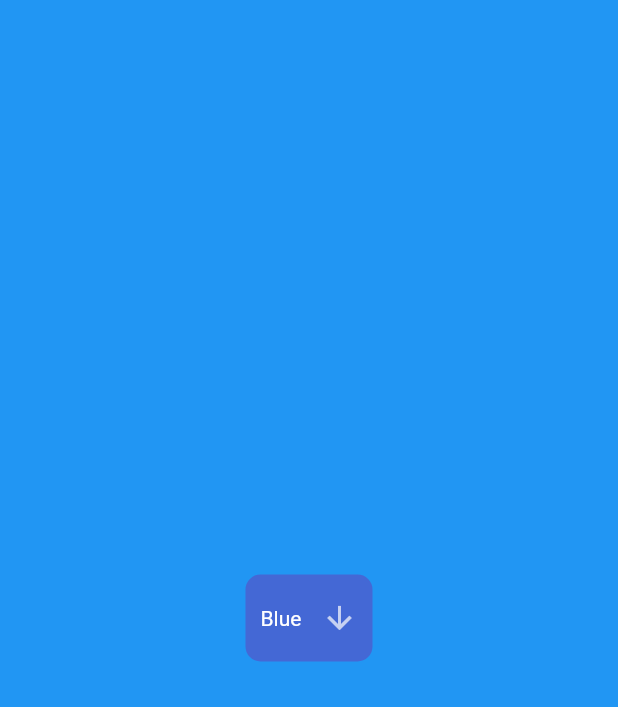
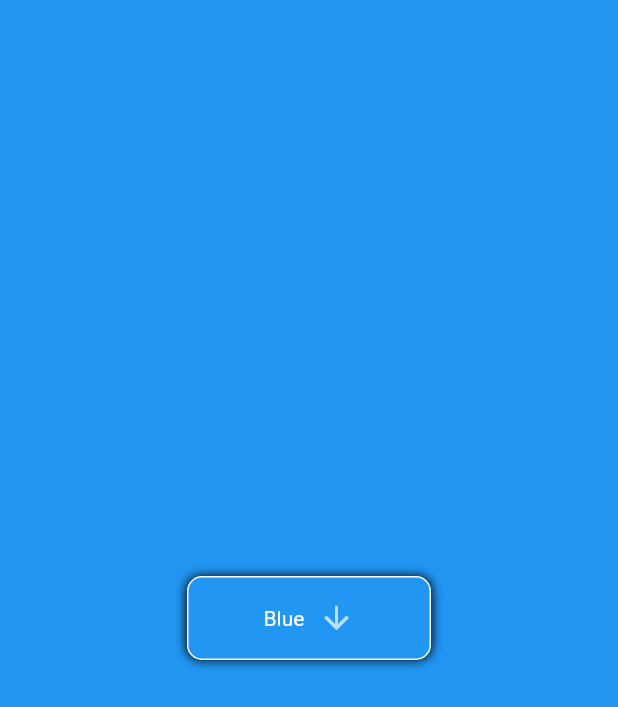
Before and after one commit to NicoValentine7/interval_timer, a Flutter app: the SettingsPage screen opened directly, on a phone screen of 412 x 824 dp. Shown: the top 707 px of the screen. Run offline on Flutter 3.47's test engine with Material 3 defaults, Android fonts, the phone set to English and light mode, and no system bars; our stand-ins replace flutter_riverpod, shared_preferences; missing offline and left inert: neon_circular_timer; accounts and stored records are empty.

Commit message:
背景が変わるようになった

```diff
--- a/lib/settings_page.dart
+++ b/lib/settings_page.dart
@@ -26,15 +26,24 @@ class ColorDropdown extends ConsumerWidget {
   @override
   Widget build(BuildContext context, WidgetRef ref) {
     final selectedColor = ref.watch(selectedColorProvider);
-    final Color dropdownColor = selectedColor;
+    final dropdownColor = selectedColor;
 
     return Center(
       child: Container(
         decoration: BoxDecoration(
-          color: Colors.deepPurple.withOpacity(0.5),
+          color: selectedColor,
           borderRadius: BorderRadius.circular(10),
+          border: Border.all(
+            color: Colors.white,
+          ),
+          boxShadow: const [
+            BoxShadow(
+              color: Colors.black,
+              blurRadius: 5,
+            ),
+          ],
         ),
-        padding: const EdgeInsets.symmetric(horizontal: 10, vertical: 5),
+        padding: const EdgeInsets.symmetric(horizontal: 50, vertical: 3),
         child: DropdownButtonHideUnderline(
           child: DropdownButton<Color>(
             value: dropdownColor,
@@ -53,10 +62,14 @@ class ColorDropdown extends ConsumerWidget {
   }
 
   Future<void> _setColor(
-      Color color, BuildContext context, WidgetRef ref) async {
+    Color color,
+    BuildContext context,
+    WidgetRef ref,
+  ) async {
     ref.read(selectedColorProvider.notifier).state = color;
-    final SharedPreferences prefs = await SharedPreferences.getInstance();
-    await prefs.setInt('selectedColor', color.value);
+    ref.read(backgroundColorProvider.notifier).state = color;
+    final prefs = await SharedPreferences.getInstance();
+    await prefs.setInt('color', color.value);
   }
 }
 
@@ -66,8 +79,6 @@ class ColorItems {
       Colors.blue: "Blue",
       Colors.red: "Red",
       Colors.black: "Black",
-      Colors.white: "White",
-      Colors.yellow: "Yellow",
       Colors.green: "Green",
     };
     return colorNames.entries.map<DropdownMenuItem<Color>>((entry) {
```
